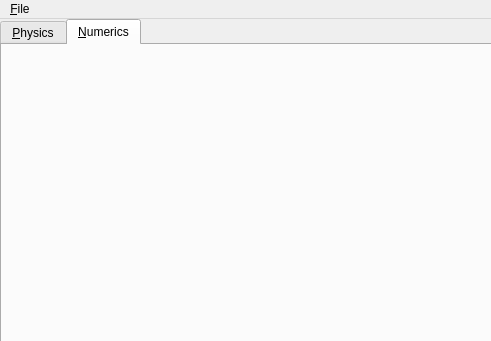
This is src/drift_explorer/mainwindow.ui in PlasmaFAIR/DriftExplorer as Qt 5 draws it before an edit; both pictures show x 0 to 491 and y 0 to 341 of the 1069 by 762 pixel window. The edited form follows.
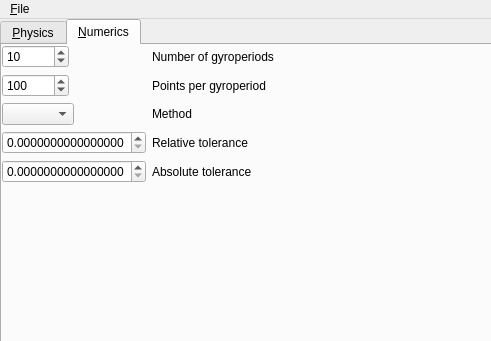
This is the edited form. The open tabs and pages were chosen to show the change. Icons and pictures are not drawn. Custom widgets are drawn as their Qt base class.

Commit message: Add numerics tab

```diff
--- a/src/drift_explorer/mainwindow.ui
+++ b/src/drift_explorer/mainwindow.ui
@@ -239,6 +239,108 @@
           <attribute name="title">
            <string>&amp;Numerics</string>
           </attribute>
+          <widget class="QWidget" name="formLayoutWidget">
+           <property name="geometry">
+            <rect>
+             <x>0</x>
+             <y>0</y>
+             <width>331</width>
+             <height>221</height>
+            </rect>
+           </property>
+           <layout class="QFormLayout" name="formLayout">
+            <item row="0" column="0">
+             <widget class="QSpinBox" name="num_gyroperiods_spinbox">
+              <property name="maximum">
+               <number>1000000</number>
+              </property>
+              <property name="singleStep">
+               <number>10</number>
+              </property>
+              <property name="stepType">
+               <enum>QAbstractSpinBox::StepType::AdaptiveDecimalStepType</enum>
+              </property>
+              <property name="value">
+               <number>10</number>
+              </property>
+             </widget>
+            </item>
+            <item row="0" column="1">
+             <widget class="QLabel" name="label_22">
+              <property name="text">
+               <string>Number of gyroperiods</string>
+              </property>
+             </widget>
+            </item>
+            <item row="2" column="0">
+             <widget class="QComboBox" name="method_box"/>
+            </item>
+            <item row="2" column="1">
+             <widget class="QLabel" name="label_19">
+              <property name="text">
+               <string>Method</string>
+              </property>
+             </widget>
+            </item>
+            <item row="3" column="0">
+             <widget class="ScientificDoubleSpinBox" name="rtol_box">
+              <property name="decimals">
+               <number>16</number>
+              </property>
+              <property name="stepType">
+               <enum>QAbstractSpinBox::StepType::AdaptiveDecimalStepType</enum>
+              </property>
+             </widget>
+            </item>
+            <item row="3" column="1">
+             <widget class="QLabel" name="label_20">
+              <property name="text">
+               <string>Relative tolerance</string>
+              </property>
+             </widget>
+            </item>
+            <item row="4" column="0">
+             <widget class="ScientificDoubleSpinBox" name="atol_box">
+              <property name="decimals">
+               <number>16</number>
+              </property>
+              <property name="stepType">
+               <enum>QAbstractSpinBox::StepType::AdaptiveDecimalStepType</enum>
+              </property>
+             </widget>
+            </item>
+            <item row="4" column="1">
+             <widget class="QLabel" name="label_21">
+              <property name="text">
+               <string>Absolute tolerance</string>
+              </property>
+             </widget>
+            </item>
+            <item row="1" column="0">
+             <widget class="QSpinBox" name="points_per_period_spinbox">
+              <property name="maximum">
+               <number>1000000</number>
+              </property>
+              <property name="singleStep">
+               <number>10</number>
+              </property>
+              <property name="stepType">
+               <enum>QAbstractSpinBox::StepType::AdaptiveDecimalStepType</enum>
+              </property>
+              <property name="value">
+               <number>100</number>
+              </property>
+             </widget>
+            </item>
+            <item row="1" column="1">
+             <widget class="QLabel" name="label_23">
+              <property name="text">
+               <string>Points per gyroperiod</string>
+              </property>
+             </widget>
+            </item>
+           </layout>
+          </widget>
          </widget>
         </widget>
        </item>
@@ -339,6 +441,13 @@
    </property>
   </action>
  </widget>
+ <customwidgets>
+  <customwidget>
+   <class>ScientificDoubleSpinBox</class>
+   <extends>QDoubleSpinBox</extends>
+   <header>.custom_widgets</header>
+  </customwidget>
+ </customwidgets>
  <resources/>
  <connections/>
 </ui>
```
The commit also changes 3 other files.
